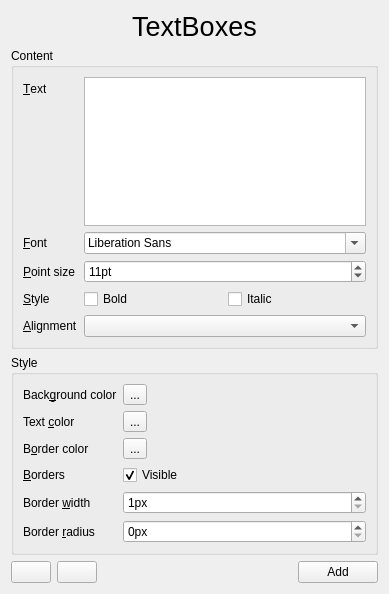
Before: the Qt Designer form sources/Forms/formtextboxes.ui in jose94752/ClipEdit, drawn with Qt 5.
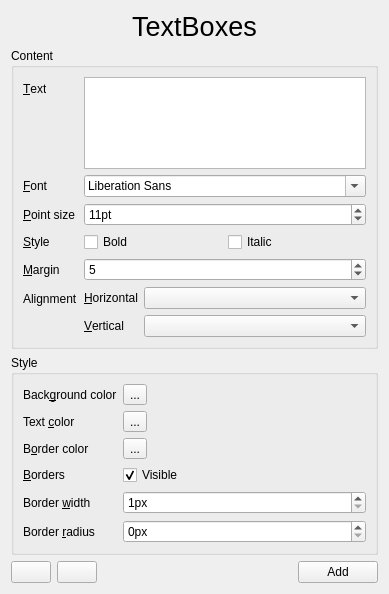
After: the same form once the commit is applied. Icons and pictures are not drawn. Custom widgets are drawn as their Qt base class.

Commit message: Add margin and vertical alignment options for textboxes, fix a bug when cancelling color selection dialog

The edit to the form file:
```diff
--- a/sources/Forms/formtextboxes.ui
+++ b/sources/Forms/formtextboxes.ui
@@ -124,18 +124,66 @@
         </item>
        </layout>
       </item>
-      <item row="4" column="0">
+      <item row="5" column="0">
        <widget class="QLabel" name="labelAlignment">
         <property name="text">
-         <string>&amp;Alignment</string>
+         <string>Alignment</string>
+        </property>
+       </widget>
+      </item>
+      <item row="5" column="1">
+       <layout class="QVBoxLayout" name="verticalLayout_3">
+        <item>
+         <layout class="QFormLayout" name="formLayout_3">
+          <item row="0" column="0">
+           <widget class="QLabel" name="labelHorizontalAlignment">
+            <property name="text">
+             <string>&amp;Horizontal</string>
+            </property>
+            <property name="buddy">
+             <cstring>comboBoxHorizontalAlignment</cstring>
+            </property>
+           </widget>
+          </item>
+          <item row="1" column="0">
+           <widget class="QLabel" name="labelVerticalAlignment">
+            <property name="text">
+             <string>&amp;Vertical</string>
+            </property>
+            <property name="buddy">
+             <cstring>comboBoxVerticalAlignment</cstring>
+            </property>
+           </widget>
+          </item>
+          <item row="0" column="1">
+           <widget class="QComboBox" name="comboBoxHorizontalAlignment"/>
+          </item>
+          <item row="1" column="1">
+           <widget class="QComboBox" name="comboBoxVerticalAlignment"/>
+          </item>
+         </layout>
+        </item>
+       </layout>
+      </item>
+      <item row="4" column="0">
+       <widget class="QLabel" name="label">
+        <property name="text">
+         <string>&amp;Margin</string>
         </property>
         <property name="buddy">
-         <cstring>comboBoxAlignment</cstring>
+         <cstring>spinBoxMargin</cstring>
         </property>
        </widget>
       </item>
       <item row="4" column="1">
-       <widget class="QComboBox" name="comboBoxAlignment"/>
+       <widget class="QSpinBox" name="spinBoxMargin">
+        <property name="minimum">
+         <number>1</number>
+        </property>
+        <property name="value">
+         <number>5</number>
+        </property>
+       </widget>
       </item>
      </layout>
     </widget>
```
The commit also changes 8 other files.
